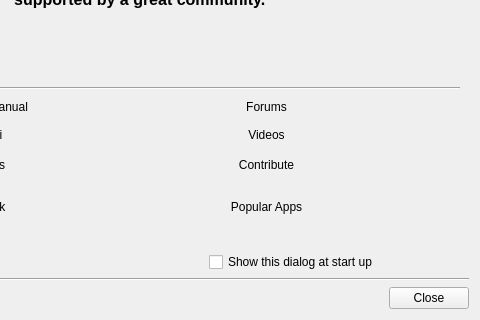
Above: mxwelcome.ui from bithostel-dev/mx-welcome before the change; both pictures show x 196 to 676 and y 149 to 469 of the 676 by 469 pixel window. Below: the same form after it.
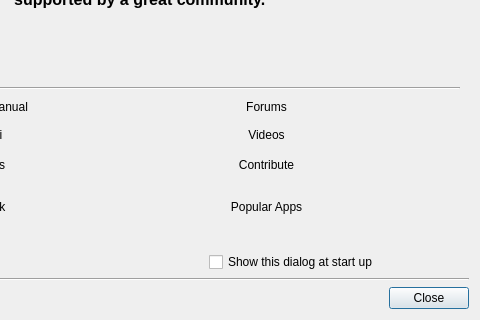
That is the form after the change. Icons and pictures are not drawn. Custom widgets are drawn as their Qt base class.

The edit to the form file:
```diff
--- a/mxwelcome.ui
+++ b/mxwelcome.ui
@@ -727,10 +727,10 @@
         <string>Alt+N</string>
        </property>
        <property name="autoDefault">
-        <bool>false</bool>
+        <bool>true</bool>
        </property>
        <property name="default">
-        <bool>false</bool>
+        <bool>true</bool>
        </property>
       </widget>
      </item>
```
Left out of the diff: 28 changed lines with no effect on the pictures.
